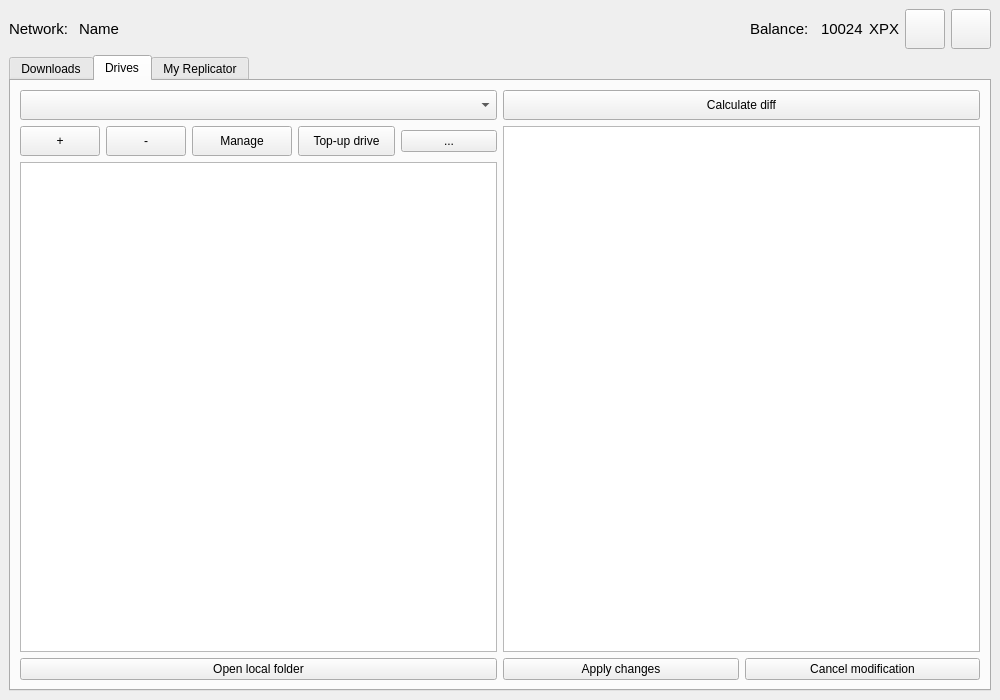
First picture: the form in UserApp/mainwin.ui, repository proximax-storage/cpp-xpx-storage-user-app, before the edit.
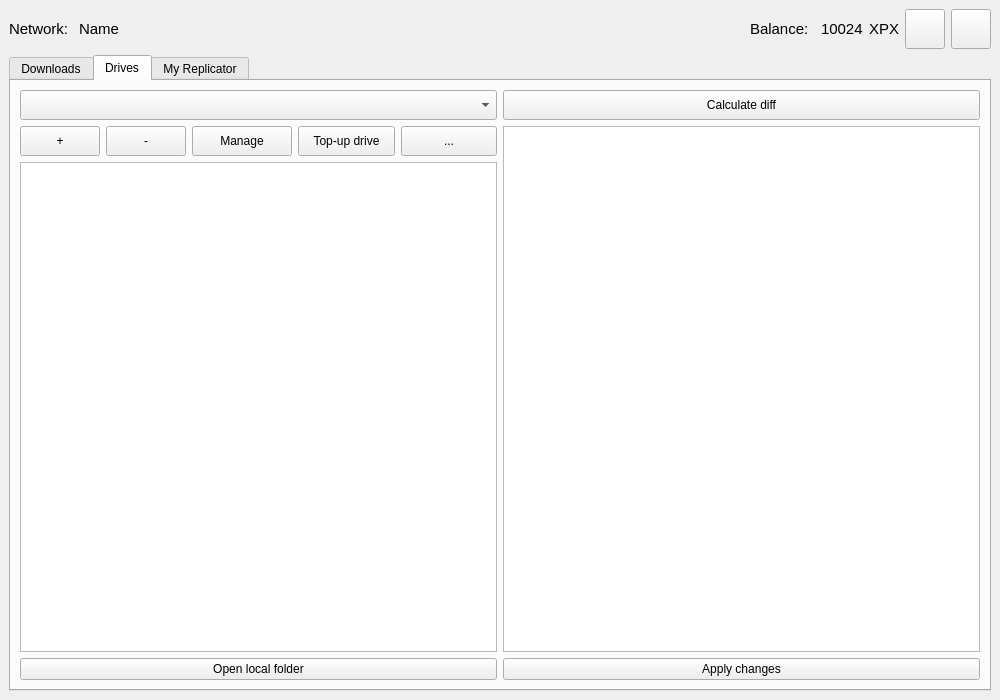
Second picture: the form after the edit. The open tabs and pages were chosen to show the change.

Commit message: Removed cancel button from main window

The edit to the form file:
```diff
--- a/UserApp/mainwin.ui
+++ b/UserApp/mainwin.ui
@@ -569,6 +569,18 @@
             </item>
             <item>
              <widget class="QPushButton" name="m_moreDrivesBtn">
+              <property name="minimumSize">
+               <size>
+                <width>0</width>
+                <height>30</height>
+               </size>
+              </property>
+              <property name="maximumSize">
+               <size>
+                <width>16777215</width>
+                <height>30</height>
+               </size>
+              </property>
               <property name="text">
                <string>...</string>
               </property>
@@ -639,13 +651,6 @@
               </property>
              </widget>
             </item>
-            <item>
-             <widget class="QPushButton" name="m_cancelModification">
-              <property name="text">
-               <string>Cancel modification</string>
-              </property>
-             </widget>
-            </item>
            </layout>
           </item>
          </layout>
```
Left out of the diff: 14 changed lines with no effect on the pictures. The commit also changes 1 other file.
